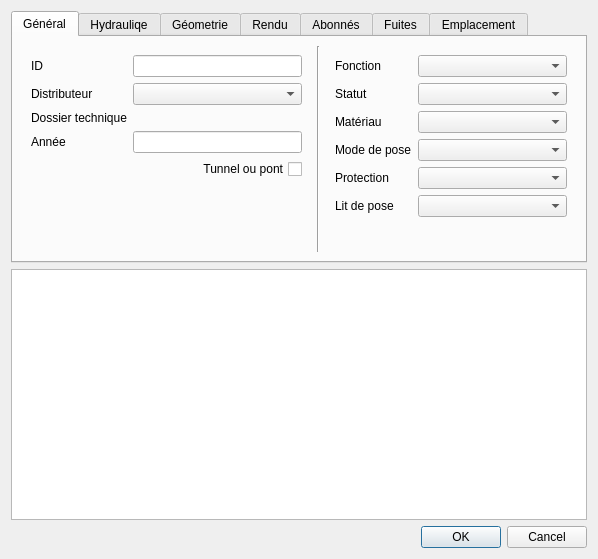
Before: the Qt Designer form qgis-project/ui_forms/pipe.ui in qwat/QWAT, drawn with Qt 5.
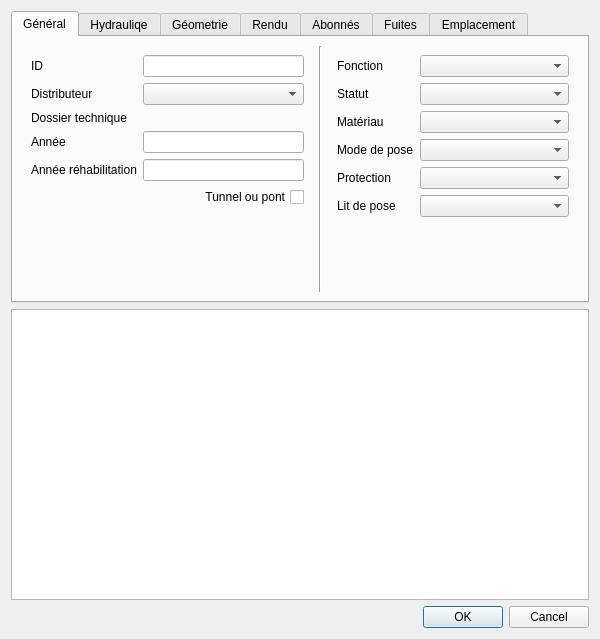
After: the same form once the commit is applied. Custom widgets are drawn as their Qt base class.

Commit message: add rehabilitation year to pipes

What changed in the file:
```diff
--- a/qgis-project/ui_forms/pipe.ui
+++ b/qgis-project/ui_forms/pipe.ui
@@ -6,8 +6,8 @@
    <rect>
     <x>0</x>
     <y>0</y>
-    <width>598</width>
-    <height>559</height>
+    <width>600</width>
+    <height>639</height>
    </rect>
   </property>
   <property name="windowTitle">
@@ -91,7 +91,7 @@
           <item row="3" column="1">
            <widget class="QLineEdit" name="year"/>
           </item>
-          <item row="4" column="0" colspan="2">
+          <item row="5" column="0" colspan="2">
            <widget class="QCheckBox" name="tunnel_or_bridge">
             <property name="layoutDirection">
              <enum>Qt::RightToLeft</enum>
@@ -113,6 +113,16 @@
           <item row="2" column="1">
            <widget class="QgsRelationReferenceWidget" name="fk_folder"/>
           </item>
+          <item row="4" column="1">
+           <widget class="QLineEdit" name="year_rehabilitation"/>
+          </item>
+          <item row="4" column="0">
+           <widget class="QLabel" name="label_27">
+            <property name="text">
+             <string>Année réhabilitation</string>
+            </property>
+           </widget>
+          </item>
          </layout>
         </widget>
        </item>
```
